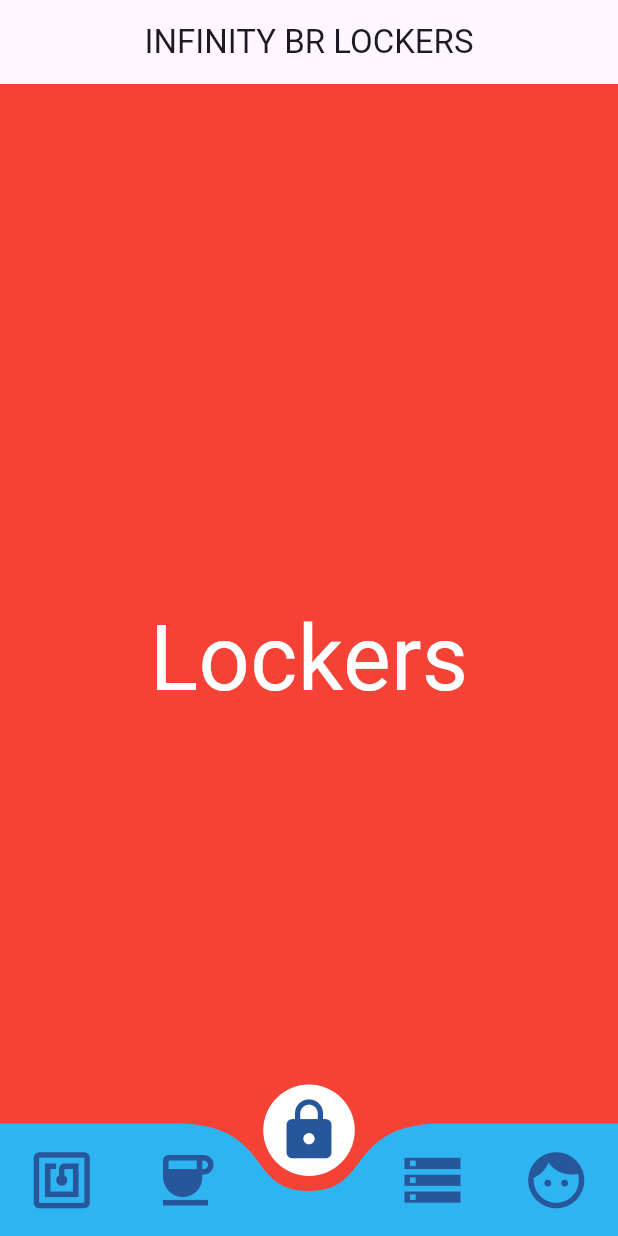
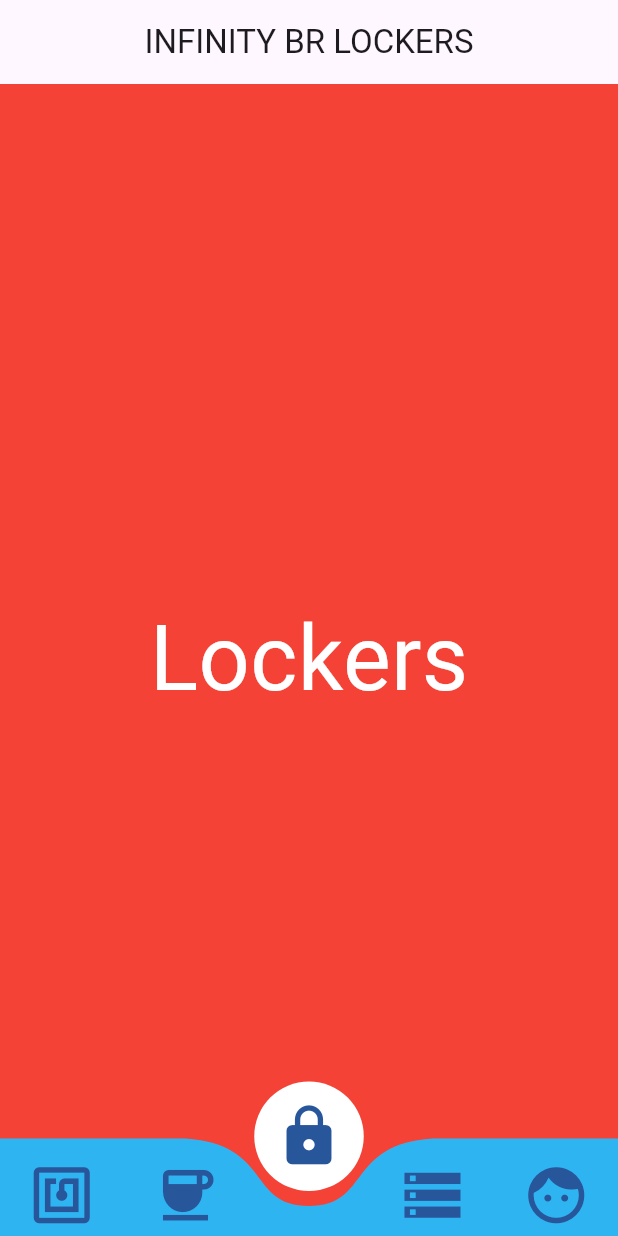
Before and after one commit to Lyzhz/Lockers, a Flutter app: the screen it shows after launch, on a phone screen of 412 x 824 dp. Run offline on Flutter 3.47's test engine with Material 3 defaults, Android fonts, the phone set to English and light mode, and no system bars; drawn by our look-alikes of curved_navigation_bar.

Commit message:
Fix Navbar Resolution

```diff
--- a/lib/main.dart
+++ b/lib/main.dart
@@ -56,18 +56,31 @@
   @override
   Widget build(BuildContext context) {
     // INFO: Navigation bar icons
-    final items = <Widget>[
-      Icon(Icons.nfc, size: 45),
-      Icon(Icons.coffee, size: 45),
-      Icon(Icons.lock, size: 45),
-      Icon(Icons.storage_sharp, size: 45),
-      Icon(Icons.face, size: 45),
+    final icons = [
+      Icons.nfc,
+      Icons.coffee,
+      Icons.lock,
+      Icons.storage_sharp,
+      Icons.face,
     ];
 
-    return Scaffold(
+    final items =
+        icons
+            .map(
+              (icon) => Padding(
+                padding: EdgeInsets.all(6.0),
+                child: Icon(icon, size: 45),
+              ),
+            )
+            .toList();
+
+    return SafeArea(
+      top: false,
+      child: Scaffold(
         extendBody:
             true, // INFO: Allows body to render behind the navbar (useful for transparency effects)
-      backgroundColor: Colors.red, // INFO: Background color of the whole screen
+        backgroundColor:
+            Colors.red, // INFO: Background color of the whole screen
         appBar: AppBar(
           title: Text('INFINITY BR LOCKERS'),
           elevation: 0,
@@ -77,7 +90,9 @@
             screens[index], // INFO: Displays the current screen based on selected index
         bottomNavigationBar: Theme(
           data: Theme.of(context).copyWith(
-          iconTheme: IconThemeData(color: const Color.fromRGBO(40, 86, 155, 1)),
+            iconTheme: IconThemeData(
+              color: const Color.fromRGBO(40, 86, 155, 1),
+            ),
           ),
           child: CurvedNavigationBar(
             key: navigationKey,
@@ -88,7 +103,7 @@
             color: const Color.fromRGBO(47, 180, 242, 1),
             // INFO: Background of the selected button
             buttonBackgroundColor: const Color.fromARGB(255, 255, 255, 255),
-          height: 75,
+            height: 65,
             backgroundColor:
                 Colors.transparent, // INFO: Makes the background see-through
             index: index,
@@ -96,6 +111,7 @@
             onTap: (index) => setState(() => this.index = index),
           ),
         ),
+      ),
     );
   }
 }
```
Lines whose indentation alone changed are shown as unchanged.
